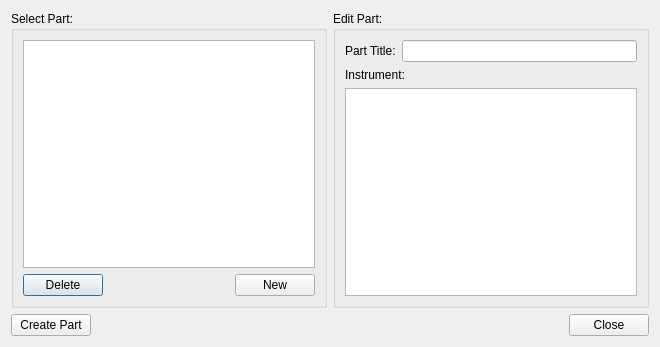
Old version of the form mscore/mscore/excerptsdialog.ui in the repository musescore/musescore-old.
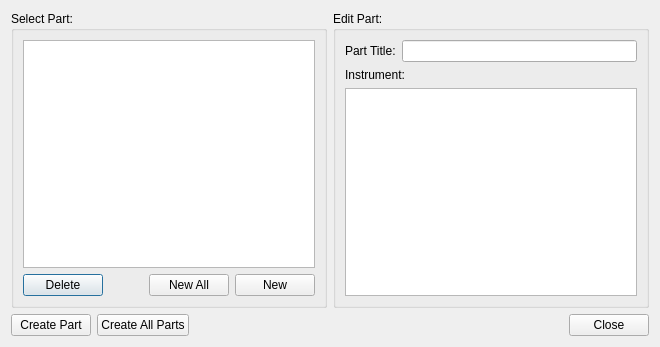
New version of the form.

Diff of the .ui file:
```diff
--- a/mscore/mscore/excerptsdialog.ui
+++ b/mscore/mscore/excerptsdialog.ui
@@ -52,6 +52,13 @@
           </property>
          </spacer>
         </item>
+        <item>
+         <widget class="QPushButton" name="newAllButton" >
+          <property name="text" >
+           <string>New All</string>
+          </property>
+         </widget>
+        </item>
         <item>
          <widget class="QPushButton" name="newButton">
           <property name="text">
@@ -105,6 +112,13 @@
        </property>
       </widget>
      </item>
+     <item>
+      <widget class="QPushButton" name="createAllExcerpts" >
+       <property name="text" >
+        <string>Create All Parts</string>
+       </property>
+      </widget>
+     </item>
      <item>
       <spacer>
        <property name="orientation">
```
